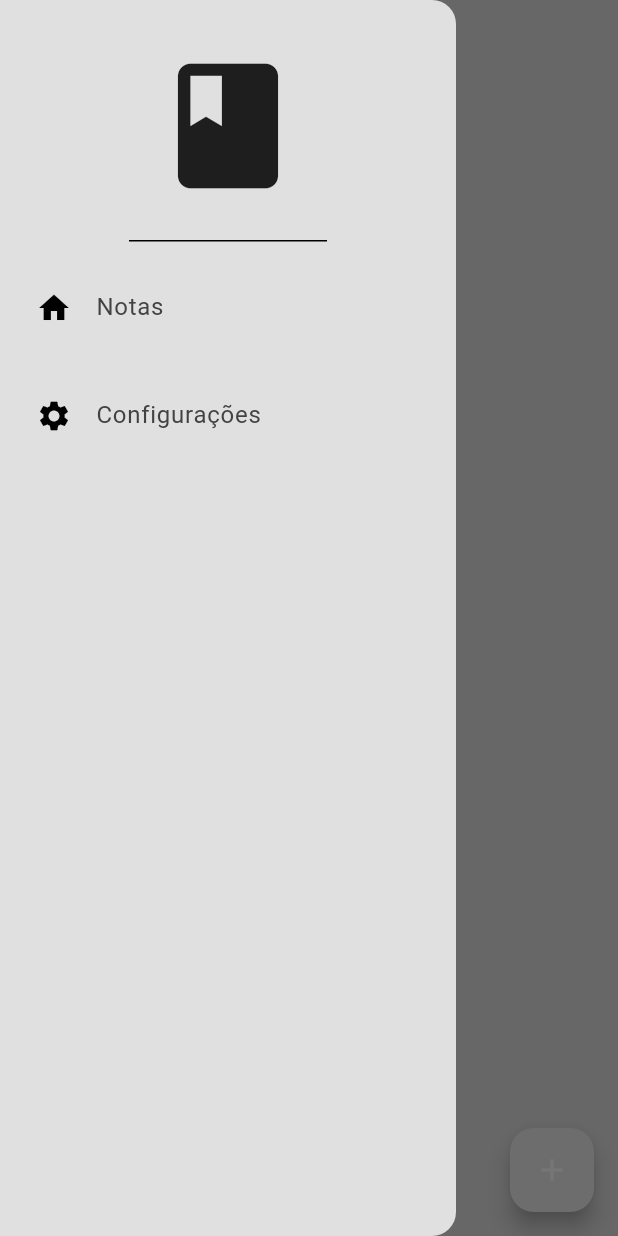
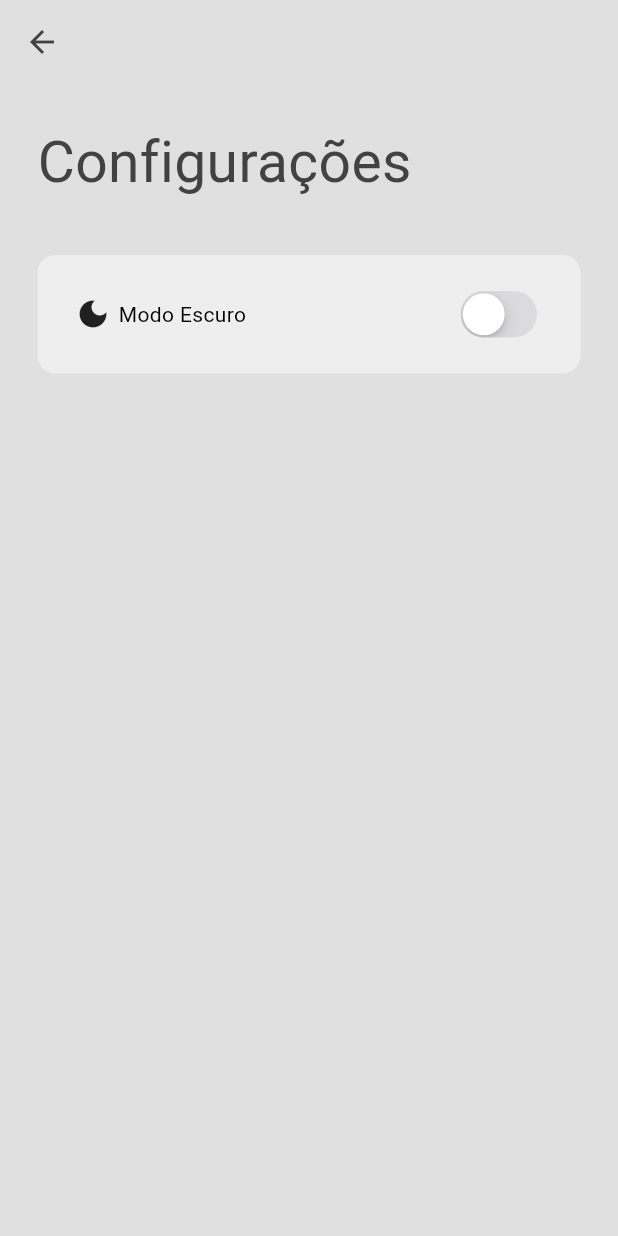
Before and after one commit to Wpylson/new_todo, a Flutter app: the screen it shows after launch, in the side drawer, after a tap on "Configurações", on a phone screen of 412 x 824 dp. Run offline on Flutter 3.47's test engine with Material 3 defaults, Android fonts, the phone set to English and light mode, and no system bars; our stand-ins replace google_fonts, isar; accounts and stored records are empty; generated files the repository leaves out were written again.

Commit message:
Setting Screen and dark mode function

```diff
--- a/lib/components/drawer.dart
+++ b/lib/components/drawer.dart
@@ -1,5 +1,6 @@
 import 'package:flutter/material.dart';
 import 'package:new_todo/components/drawer_tile.dart';
+import 'package:new_todo/screens/settings_screen.dart';
 
 class MyDrawer extends StatelessWidget {
   const MyDrawer({super.key});
@@ -29,7 +30,15 @@ class MyDrawer extends StatelessWidget {
           DrawerTile(
             title: "Configurações",
             leading: const Icon(Icons.settings),
-            onTap: () {},
+            onTap: () {
+              Navigator.pop(context);
+              Navigator.push(
+                context,
+                MaterialPageRoute(
+                  builder: (context) => const SettingScreen(),
+                ),
+              );
+            },
           ),
         ],
       ),
--- /dev/null
+++ b/lib/screens/settings_screen.dart
@@ -0,0 +1,69 @@
+import 'package:flutter/cupertino.dart';
+import 'package:flutter/material.dart';
+import 'package:google_fonts/google_fonts.dart';
+import 'package:new_todo/theme/theme_provider.dart';
+import 'package:provider/provider.dart';
+
+class SettingScreen extends StatelessWidget {
+  const SettingScreen({super.key});
+
+  @override
+  Widget build(BuildContext context) {
+    return Scaffold(
+      backgroundColor: Theme.of(context).colorScheme.background,
+      appBar: AppBar(
+        backgroundColor: Colors.transparent,
+        elevation: 0,
+        foregroundColor: Theme.of(context).colorScheme.inversePrimary,
+      ),
+      body: Column(
+        crossAxisAlignment: CrossAxisAlignment.start,
+        children: [
+          //Heading
+          Padding(
+            padding: const EdgeInsets.all(25.0),
+            child: Text(
+              'Configurações',
+              style: GoogleFonts.dmSerifText(
+                fontSize: 38,
+                color: Theme.of(context).colorScheme.inversePrimary,
+              ),
+            ),
+          ),
+
+          Container(
+            decoration: BoxDecoration(
+                color: Theme.of(context).colorScheme.primary,
+                borderRadius: BorderRadius.circular(12)),
+            padding: const EdgeInsets.symmetric(vertical: 20, horizontal: 25),
+            margin: const EdgeInsets.only(left: 25, right: 25, top: 10),
+            child: Row(
+              mainAxisAlignment: MainAxisAlignment.spaceBetween,
+              children: [
+                //dark mode
+                const Row(
+                  children: [
+                    Icon(Icons.dark_mode),
+                    SizedBox(
+                      width: 5.0,
+                    ),
+                    Text("Modo Escuro"),
+                  ],
+                ),
+                //swicth toogle
+                CupertinoSwitch(
+                  value: Provider.of<ThemeProvider>(context, listen: false)
+                      .isDarkMode,
+                  onChanged: (value) {
+                    Provider.of<ThemeProvider>(context, listen: false)
+                        .togleTheme();
+                  },
+                ),
+              ],
+            ),
+          ),
+        ],
+      ),
+    );
+  }
+}
--- a/lib/theme/theme.dart
+++ b/lib/theme/theme.dart
@@ -14,7 +14,7 @@ ThemeData lightMode = ThemeData(
 //dark mode
 ThemeData darkMode = ThemeData(
   brightness: Brightness.dark,
-  colorScheme: ColorScheme.light(
+  colorScheme: ColorScheme.dark(
     background: Colors.grey.shade900,
     primary: Colors.grey.shade800,
     secondary: Colors.grey.shade700,
```
